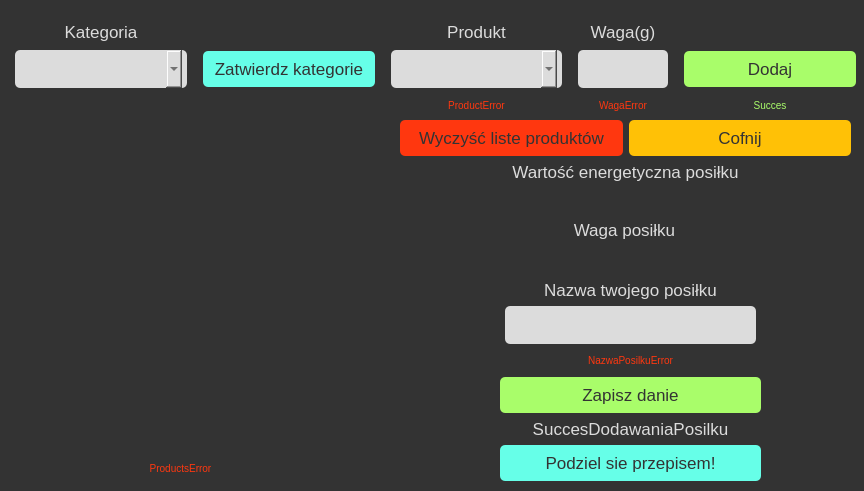
Qt form addingnewmeal.ui (Czajsoon/TwojeKalorieApp) before a commit.
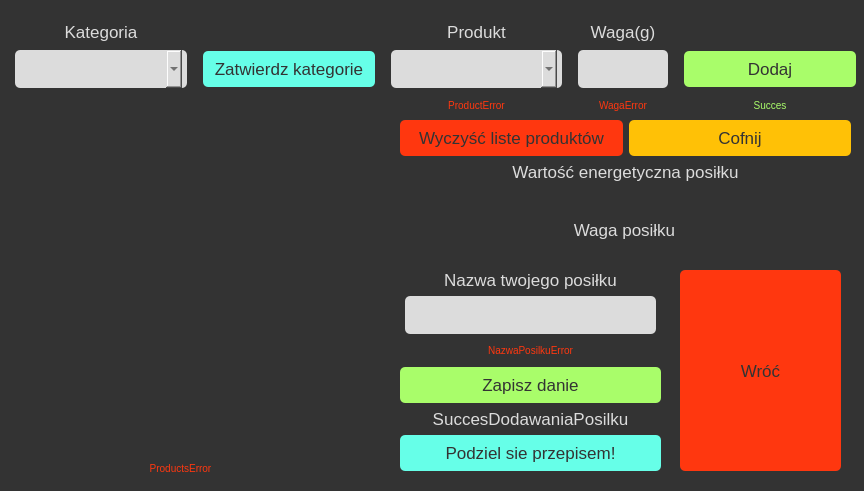
The same form after that commit.

What changed in the file:
```diff
--- a/addingnewmeal.ui
+++ b/addingnewmeal.ui
@@ -278,6 +278,11 @@
 QPushButton#Share{
 	background-color: rgb(102, 255, 232);
 color: rgb(51, 51, 51);
+}
+
+QPushButton#wyjdz{
+	background-color: rgb(255, 55, 15);
+color: rgb(51, 51, 51);
 }</string>
   </property>
   <widget class="QTableWidget" name="produkty">
@@ -444,8 +449,8 @@
   <widget class="QWidget" name="gridLayoutWidget_2">
    <property name="geometry">
     <rect>
-     <x>500</x>
-     <y>280</y>
+     <x>400</x>
+     <y>270</y>
      <width>261</width>
      <height>201</height>
     </rect>
@@ -552,6 +557,19 @@
     <set>Qt::AlignHCenter|Qt::AlignTop</set>
    </property>
   </widget>
+  <widget class="QPushButton" name="wyjdz">
+   <property name="geometry">
+    <rect>
+     <x>680</x>
+     <y>270</y>
+     <width>161</width>
+     <height>201</height>
+    </rect>
+   </property>
+   <property name="text">
+    <string>Wróć</string>
+   </property>
+  </widget>
  </widget>
  <resources/>
  <connections/>
```
Left out of the diff: 2 changed lines with no effect on the pictures.
